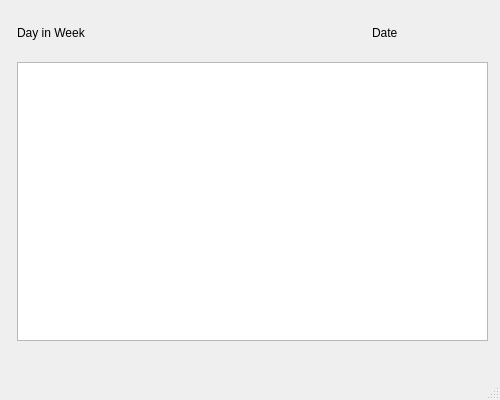
This is mainwindow.ui in amirfarhoudniya/Manner as Qt 5 draws it before an edit. The edited form follows.
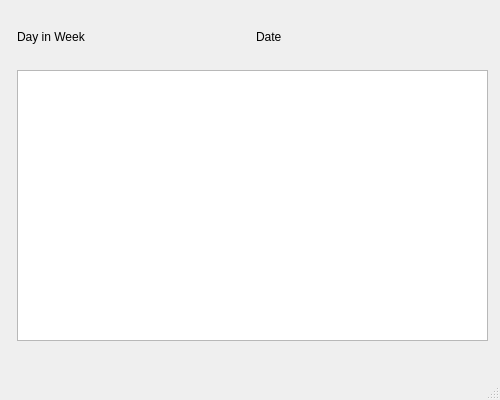
This is the edited form.

Commit message: added a pop up notifier

Patch:
```diff
--- a/mainwindow.ui
+++ b/mainwindow.ui
@@ -23,9 +23,9 @@
       <height>331</height>
      </rect>
     </property>
-    <layout class="QGridLayout" name="gridLayout" rowstretch="1,6">
+    <layout class="QGridLayout" name="gridLayout" rowstretch="1,5,0">
      <item row="0" column="0">
-      <layout class="QHBoxLayout" name="horizontalLayout" stretch="3,1">
+      <layout class="QHBoxLayout" name="horizontalLayout" stretch="1,1">
        <item>
         <widget class="QLabel" name="dayInWeek_label">
          <property name="text">
@@ -47,6 +47,17 @@
      </item>
     </layout>
    </widget>
+   <widget class="QWidget" name="horizontalLayoutWidget">
+    <property name="geometry">
+     <rect>
+      <x>200</x>
+      <y>0</y>
+      <width>101</width>
+      <height>41</height>
+     </rect>
+    </property>
+    <layout class="QHBoxLayout" name="notifier_layout"/>
+   </widget>
   </widget>
   <widget class="QMenuBar" name="menubar">
    <property name="geometry">
```
The commit also changes 8 other files.
